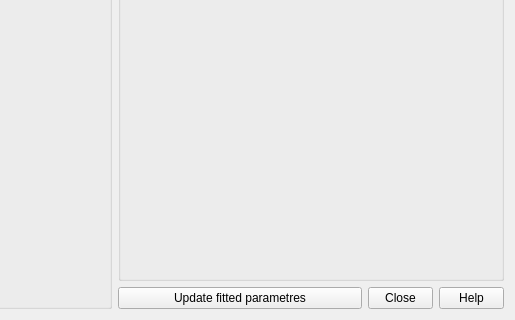
Above: src/sas/qtgui/Perspectives/Fitting/UI/InViewWidgetUI.ui from SasView/sasview before the change; both pictures show x 285 to 800 and y 195 to 515 of the 800 by 515 pixel window. Below: the same form after it.
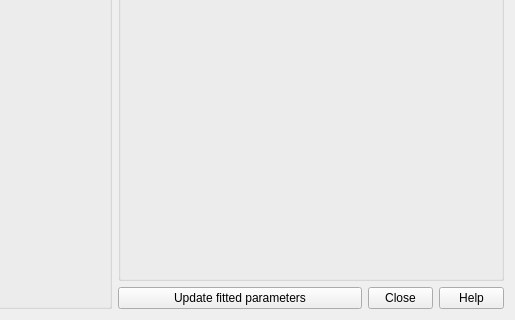
That is the form after the change.

Patch:
```diff
--- a/src/sas/qtgui/Perspectives/Fitting/UI/InViewWidgetUI.ui
+++ b/src/sas/qtgui/Perspectives/Fitting/UI/InViewWidgetUI.ui
@@ -53,7 +53,7 @@
        <item>
         <widget class="QPushButton" name="cmdUpdateParam">
          <property name="text">
-          <string>Update fitted parametres</string>
+          <string>Update fitted parameters</string>
          </property>
         </widget>
        </item>
```
